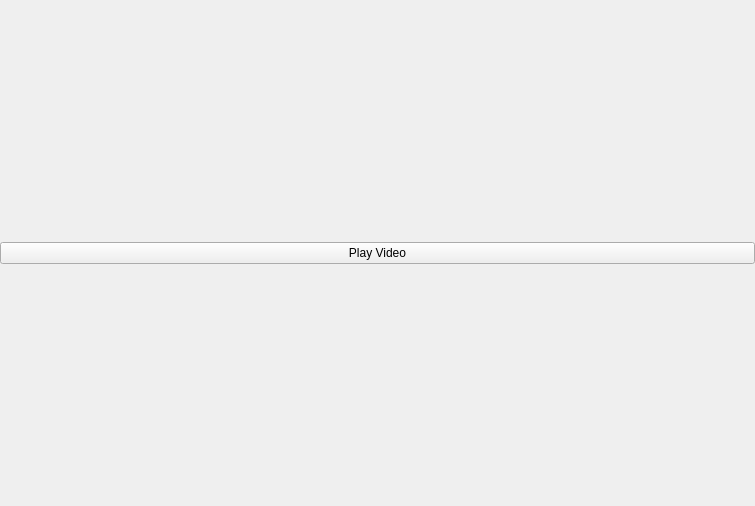
Before: the Qt Designer form widgets/video_player/ui_video_player.ui in farruck-tusar/IFE_APP, drawn with Qt 5.
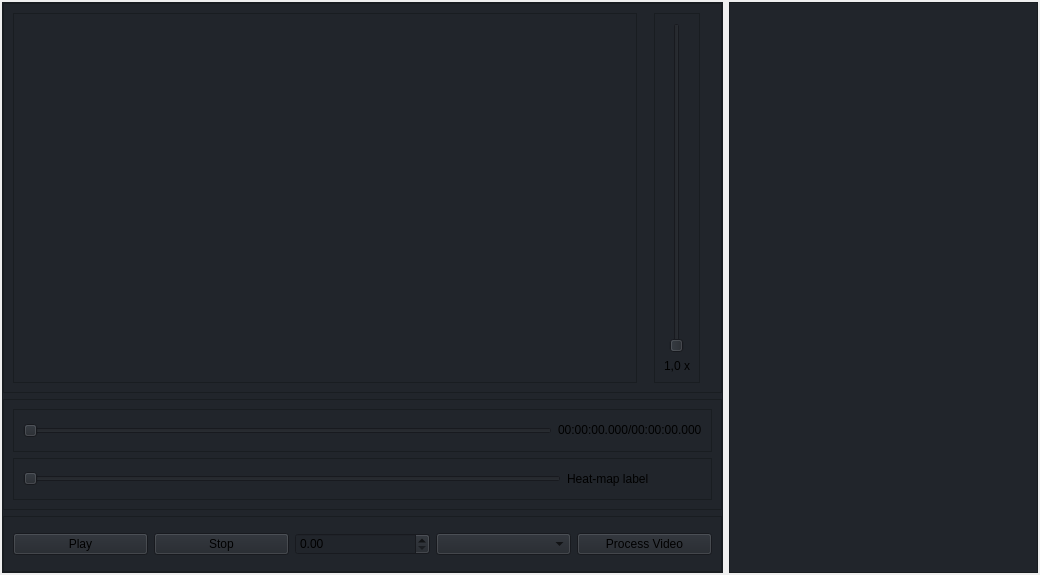
After: the same form once the commit is applied.

Commit message: Add video player ui design

Diff of the .ui file:
```diff
--- a/widgets/video_player/ui_video_player.ui
+++ b/widgets/video_player/ui_video_player.ui
@@ -6,36 +6,289 @@
    <rect>
     <x>0</x>
     <y>0</y>
-    <width>755</width>
-    <height>506</height>
+    <width>1040</width>
+    <height>575</height>
    </rect>
   </property>
   <property name="windowTitle">
    <string>Form</string>
   </property>
-  <layout class="QVBoxLayout" name="verticalLayout_2">
+  <layout class="QHBoxLayout" name="horizontalLayout_2">
    <property name="leftMargin">
-    <number>0</number>
+    <number>2</number>
    </property>
    <property name="topMargin">
-    <number>0</number>
+    <number>2</number>
    </property>
    <property name="rightMargin">
-    <number>0</number>
+    <number>2</number>
    </property>
    <property name="bottomMargin">
-    <number>0</number>
+    <number>2</number>
    </property>
    <item>
-    <layout class="QVBoxLayout" name="verticalLayout">
-     <item>
-      <widget class="QPushButton" name="pushButton">
-       <property name="text">
-        <string>Play Video</string>
-       </property>
-      </widget>
-     </item>
-    </layout>
+    <widget class="QFrame" name="player">
+     <property name="sizePolicy">
+      <sizepolicy hsizetype="Preferred" vsizetype="Preferred">
+       <horstretch>7</horstretch>
+       <verstretch>0</verstretch>
+      </sizepolicy>
+     </property>
+     <property name="styleSheet">
+      <string notr="true">background-color: rgb(33, 37, 43);</string>
+     </property>
+     <property name="frameShape">
+      <enum>QFrame::StyledPanel</enum>
+     </property>
+     <property name="frameShadow">
+      <enum>QFrame::Raised</enum>
+     </property>
+     <layout class="QVBoxLayout" name="verticalLayout">
+      <property name="leftMargin">
+       <number>0</number>
+      </property>
+      <property name="topMargin">
+       <number>0</number>
+      </property>
+      <property name="rightMargin">
+       <number>0</number>
+      </property>
+      <property name="bottomMargin">
+       <number>0</number>
+      </property>
+      <item>
+       <widget class="QFrame" name="frame">
+        <property name="sizePolicy">
+         <sizepolicy hsizetype="Preferred" vsizetype="Preferred">
+          <horstretch>0</horstretch>
+          <verstretch>7</verstretch>
+         </sizepolicy>
+        </property>
+        <property name="frameShape">
+         <enum>QFrame::StyledPanel</enum>
+        </property>
+        <property name="frameShadow">
+         <enum>QFrame::Raised</enum>
+        </property>
+        <layout class="QHBoxLayout" name="horizontalLayout_5">
+         <item>
+          <widget class="QFrame" name="frame_player">
+           <property name="sizePolicy">
+            <sizepolicy hsizetype="Preferred" vsizetype="Preferred">
+             <horstretch>9</horstretch>
+             <verstretch>0</verstretch>
+            </sizepolicy>
+           </property>
+           <property name="frameShape">
+            <enum>QFrame::StyledPanel</enum>
+           </property>
+           <property name="frameShadow">
+            <enum>QFrame::Raised</enum>
+           </property>
+          </widget>
+         </item>
+         <item alignment="Qt::AlignHCenter">
+          <widget class="QFrame" name="frame_7">
+           <property name="sizePolicy">
+            <sizepolicy hsizetype="Preferred" vsizetype="Preferred">
+             <horstretch>1</horstretch>
+             <verstretch>0</verstretch>
+            </sizepolicy>
+           </property>
+           <property name="frameShape">
+            <enum>QFrame::StyledPanel</enum>
+           </property>
+           <property name="frameShadow">
+            <enum>QFrame::Raised</enum>
+           </property>
+           <layout class="QVBoxLayout" name="verticalLayout_3">
+            <item alignment="Qt::AlignHCenter">
+             <widget class="QSlider" name="verticalSlider">
+              <property name="orientation">
+               <enum>Qt::Vertical</enum>
+              </property>
+             </widget>
+            </item>
+            <item alignment="Qt::AlignHCenter">
+             <widget class="QLabel" name="label_3">
+              <property name="text">
+               <string>1,0 x</string>
+              </property>
+             </widget>
+            </item>
+           </layout>
+          </widget>
+         </item>
+        </layout>
+       </widget>
+      </item>
+      <item>
+       <widget class="QFrame" name="frame_2">
+        <property name="sizePolicy">
+         <sizepolicy hsizetype="Preferred" vsizetype="Preferred">
+          <horstretch>0</horstretch>
+          <verstretch>2</verstretch>
+         </sizepolicy>
+        </property>
+        <property name="frameShape">
+         <enum>QFrame::StyledPanel</enum>
+        </property>
+        <property name="frameShadow">
+         <enum>QFrame::Raised</enum>
+        </property>
+        <layout class="QVBoxLayout" name="verticalLayout_2">
+         <item>
+          <widget class="QFrame" name="frame_4">
+           <property name="frameShape">
+            <enum>QFrame::StyledPanel</enum>
+           </property>
+           <property name="frameShadow">
+            <enum>QFrame::Raised</enum>
+           </property>
+           <layout class="QHBoxLayout" name="horizontalLayout_3">
+            <item>
+             <widget class="QSlider" name="horizontalSlider">
+              <property name="sizePolicy">
+               <sizepolicy hsizetype="Preferred" vsizetype="Preferred">
+                <horstretch>8</horstretch>
+                <verstretch>8</verstretch>
+               </sizepolicy>
+              </property>
+              <property name="orientation">
+               <enum>Qt::Horizontal</enum>
+              </property>
+             </widget>
+            </item>
+            <item alignment="Qt::AlignVCenter">
+             <widget class="QLabel" name="label">
+              <property name="sizePolicy">
+               <sizepolicy hsizetype="Preferred" vsizetype="Preferred">
+                <horstretch>2</horstretch>
+                <verstretch>2</verstretch>
+               </sizepolicy>
+              </property>
+              <property name="text">
+               <string>00:00:00.000/00:00:00.000</string>
+              </property>
+             </widget>
+            </item>
+           </layout>
+          </widget>
+         </item>
+         <item>
+          <widget class="QFrame" name="frame_5">
+           <property name="frameShape">
+            <enum>QFrame::StyledPanel</enum>
+           </property>
+           <property name="frameShadow">
+            <enum>QFrame::Raised</enum>
+           </property>
+           <layout class="QHBoxLayout" name="horizontalLayout_4">
+            <item>
+             <widget class="QSlider" name="horizontalSlider_2">
+              <property name="sizePolicy">
+               <sizepolicy hsizetype="Preferred" vsizetype="Preferred">
+                <horstretch>8</horstretch>
+                <verstretch>8</verstretch>
+               </sizepolicy>
+              </property>
+              <property name="orientation">
+               <enum>Qt::Horizontal</enum>
+              </property>
+             </widget>
+            </item>
+            <item alignment="Qt::AlignVCenter">
+             <widget class="QLabel" name="label_2">
+              <property name="sizePolicy">
+               <sizepolicy hsizetype="Preferred" vsizetype="Preferred">
+                <horstretch>2</horstretch>
+                <verstretch>2</verstretch>
+               </sizepolicy>
+              </property>
+              <property name="text">
+               <string>Heat-map label</string>
+              </property>
+             </widget>
+            </item>
+           </layout>
+          </widget>
+         </item>
+        </layout>
+       </widget>
+      </item>
+      <item>
+       <widget class="QFrame" name="frame_3">
+        <property name="sizePolicy">
+         <sizepolicy hsizetype="Preferred" vsizetype="Preferred">
+          <horstretch>0</horstretch>
+          <verstretch>1</verstretch>
+         </sizepolicy>
+        </property>
+        <property name="frameShape">
+         <enum>QFrame::StyledPanel</enum>
+        </property>
+        <property name="frameShadow">
+         <enum>QFrame::Raised</enum>
+        </property>
+        <layout class="QHBoxLayout" name="horizontalLayout">
+         <item>
+          <widget class="QPushButton" name="btn_play">
+           <property name="text">
+            <string>Play</string>
+           </property>
+          </widget>
+         </item>
+         <item>
+          <widget class="QPushButton" name="btn_stop">
+           <property name="text">
+            <string>Stop</string>
+           </property>
+          </widget>
+         </item>
+         <item>
+          <widget class="QDoubleSpinBox" name="spin_speed">
+           <property name="sizePolicy">
+            <sizepolicy hsizetype="Minimum" vsizetype="Fixed">
+             <horstretch>0</horstretch>
+             <verstretch>0</verstretch>
+            </sizepolicy>
+           </property>
+          </widget>
+         </item>
+         <item>
+          <widget class="QComboBox" name="combo_filter"/>
+         </item>
+         <item>
+          <widget class="QPushButton" name="btn_process">
+           <property name="text">
+            <string>Process Video</string>
+           </property>
+          </widget>
+         </item>
+        </layout>
+       </widget>
+      </item>
+     </layout>
+    </widget>
+   </item>
+   <item>
+    <widget class="QFrame" name="sidebar">
+     <property name="sizePolicy">
+      <sizepolicy hsizetype="Preferred" vsizetype="Preferred">
+       <horstretch>3</horstretch>
+       <verstretch>0</verstretch>
+      </sizepolicy>
+     </property>
+     <property name="styleSheet">
+      <string notr="true">background-color: rgb(33, 37, 43);</string>
+     </property>
+     <property name="frameShape">
+      <enum>QFrame::StyledPanel</enum>
+     </property>
+     <property name="frameShadow">
+      <enum>QFrame::Raised</enum>
+     </property>
+    </widget>
    </item>
   </layout>
  </widget>
```
The commit also changes 2 other files.
